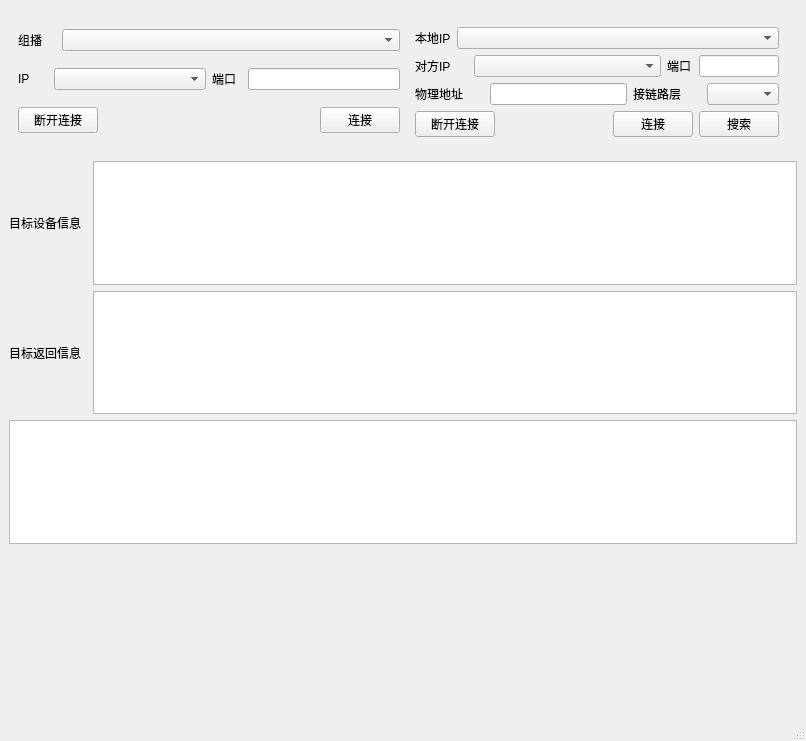
First picture: the form in mainwindow.ui, repository nex-bin/myqtKNX01, before the edit.
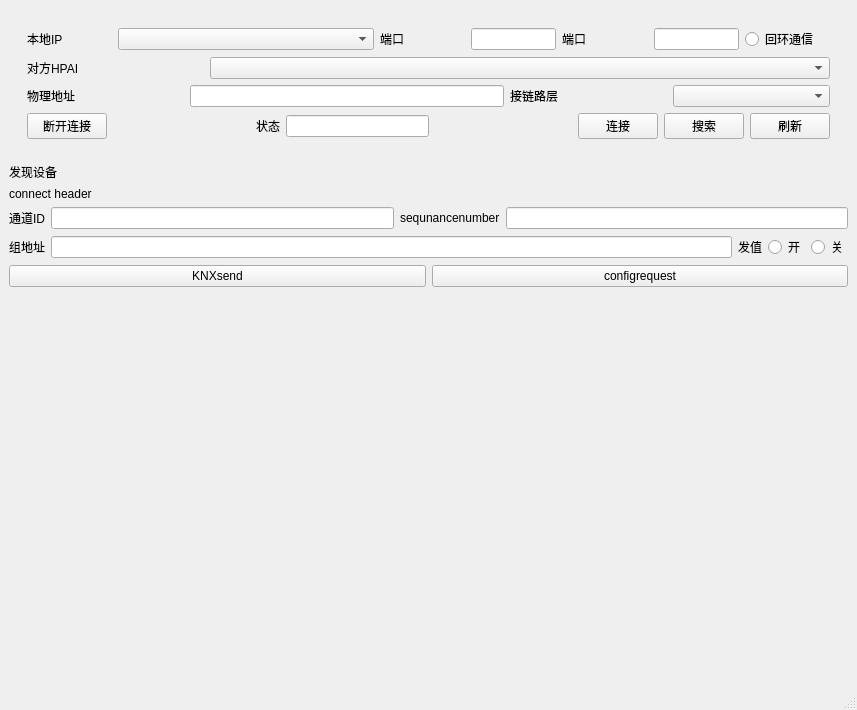
Second picture: the form after the edit.

The edit to the form file:
```diff
--- a/mainwindow.ui
+++ b/mainwindow.ui
@@ -6,16 +6,16 @@
    <rect>
     <x>0</x>
     <y>0</y>
-    <width>806</width>
-    <height>741</height>
+    <width>857</width>
+    <height>710</height>
    </rect>
   </property>
   <property name="windowTitle">
    <string>MainWindow</string>
   </property>
   <widget class="QWidget" name="centralwidget">
-   <layout class="QVBoxLayout" name="verticalLayout_4">
-    <item>
+   <layout class="QGridLayout" name="gridLayout_3">
+    <item row="0" column="0" colspan="2">
      <layout class="QVBoxLayout" name="verticalLayout">
       <item>
        <layout class="QHBoxLayout" name="horizontalLayout_4">
@@ -23,83 +23,13 @@
          <widget class="QWidget" name="widget" native="true">
           <layout class="QGridLayout" name="gridLayout_2">
            <item row="0" column="0">
-            <layout class="QGridLayout" name="gridLayout">
-             <item row="0" column="0">
-              <layout class="QHBoxLayout" name="horizontalLayout" stretch="1,9">
-               <item>
-                <widget class="QLabel" name="label_3">
-                 <property name="text">
-                  <string>组播</string>
-                 </property>
-                </widget>
-               </item>
-               <item>
-                <widget class="QComboBox" name="comboBox"/>
-               </item>
-              </layout>
-             </item>
-             <item row="1" column="0">
-              <layout class="QHBoxLayout" name="horizontalLayout_2" stretch="1,5,1,5">
-               <item>
-                <widget class="QLabel" name="label">
-                 <property name="text">
-                  <string>IP </string>
-                 </property>
-                </widget>
-               </item>
-               <item>
-                <widget class="QComboBox" name="comboBox_4"/>
-               </item>
-               <item>
-                <widget class="QLabel" name="label_2">
-                 <property name="text">
-                  <string>端口</string>
-                 </property>
-                </widget>
-               </item>
-               <item>
-                <widget class="QLineEdit" name="lineEdit_2"/>
-               </item>
-              </layout>
-             </item>
-             <item row="2" column="0">
-              <layout class="QHBoxLayout" name="horizontalLayout_3">
-               <item>
-                <widget class="QPushButton" name="pushButton_3">
-                 <property name="text">
-                  <string>断开连接</string>
-                 </property>
-                </widget>
-               </item>
-               <item>
-                <spacer name="horizontalSpacer">
-                 <property name="orientation">
-                  <enum>Qt::Orientation::Horizontal</enum>
-                 </property>
-                 <property name="sizeHint" stdset="0">
-                  <size>
-                   <width>40</width>
-                   <height>20</height>
-                  </size>
-                 </property>
-                </spacer>
-               </item>
-               <item>
-                <widget class="QPushButton" name="pushButton">
-                 <property name="text">
-                  <string>连接</string>
-                 </property>
-                </widget>
-               </item>
-              </layout>
-             </item>
-            </layout>
+            <layout class="QGridLayout" name="gridLayout"/>
            </item>
            <item row="0" column="1">
             <widget class="QWidget" name="widget_2" native="true">
              <layout class="QVBoxLayout" name="verticalLayout_3">
               <item>
-               <layout class="QHBoxLayout" name="horizontalLayout_5" stretch="1,9">
+               <layout class="QHBoxLayout" name="horizontalLayout_5" stretch="1,3,1,1,1,1,1">
                 <item>
                  <widget class="QLabel" name="label_4">
                   <property name="text">
@@ -110,19 +40,15 @@
                 <item>
                  <widget class="QComboBox" name="comboBox_2"/>
                 </item>
-               </layout>
-              </item>
-              <item>
-               <layout class="QHBoxLayout" name="horizontalLayout_6" stretch="2,7,1,3">
                 <item>
-                 <widget class="QLabel" name="label_5">
+                 <widget class="QLabel" name="label">
                   <property name="text">
-                   <string>对方IP</string>
+                   <string>端口</string>
                   </property>
                  </widget>
                 </item>
                 <item>
-                 <widget class="QComboBox" name="comboBox_3"/>
+                 <widget class="QLineEdit" name="lineEdit_2"/>
                 </item>
                 <item>
                  <widget class="QLabel" name="label_6">
@@ -134,6 +60,27 @@
                 <item>
                  <widget class="QLineEdit" name="lineEdit_4"/>
                 </item>
+                <item>
+                 <widget class="QRadioButton" name="radioButton">
+                  <property name="text">
+                   <string>回环通信</string>
+                  </property>
+                 </widget>
+                </item>
+               </layout>
+              </item>
+              <item>
+               <layout class="QHBoxLayout" name="horizontalLayout_6" stretch="2,7">
+                <item>
+                 <widget class="QLabel" name="label_5">
+                  <property name="text">
+                   <string>对方HPAI</string>
+                  </property>
+                 </widget>
+                </item>
+                <item>
+                 <widget class="QComboBox" name="comboBox_3"/>
+                </item>
                </layout>
               </item>
               <item>
@@ -182,6 +129,29 @@
                   </property>
                  </spacer>
                 </item>
+                <item>
+                 <widget class="QLabel" name="label_2">
+                  <property name="text">
+                   <string>状态</string>
+                  </property>
+                 </widget>
+                </item>
+                <item>
+                 <widget class="QLineEdit" name="lineEdit_3"/>
+                </item>
+                <item>
+                 <spacer name="horizontalSpacer">
+                  <property name="orientation">
+                   <enum>Qt::Orientation::Horizontal</enum>
+                  </property>
+                  <property name="sizeHint" stdset="0">
+                   <size>
+                    <width>40</width>
+                    <height>20</height>
+                   </size>
+                  </property>
+                 </spacer>
+                </item>
                 <item>
                  <widget class="QPushButton" name="pushButton_5">
                   <property name="text">
@@ -196,6 +166,13 @@
                   </property>
                  </widget>
                 </item>
+                <item>
+                 <widget class="QPushButton" name="pushButton">
+                  <property name="text">
+                   <string>刷新</string>
+                  </property>
+                 </widget>
+                </item>
                </layout>
               </item>
              </layout>
@@ -208,42 +185,32 @@
       </item>
      </layout>
     </item>
-    <item>
-     <layout class="QVBoxLayout" name="verticalLayout_2">
+    <item row="1" column="0">
+     <layout class="QVBoxLayout" name="verticalLayout_4">
       <item>
-       <layout class="QHBoxLayout" name="horizontalLayout_8" stretch="1,9">
-        <item>
-         <widget class="QLabel" name="label_9">
-          <property name="text">
-           <string>目标设备信息</string>
-          </property>
-         </widget>
-        </item>
-        <item>
-         <widget class="QTextEdit" name="textEdit"/>
-        </item>
-       </layout>
+       <widget class="QLabel" name="label_3">
+        <property name="text">
+         <string>发现设备</string>
+        </property>
+       </widget>
       </item>
       <item>
-       <layout class="QHBoxLayout" name="horizontalLayout_10" stretch="1,9">
-        <item>
-         <widget class="QLabel" name="label_10">
-          <property name="text">
-           <string>目标返回信息</string>
-          </property>
-         </widget>
-        </item>
-        <item>
-         <widget class="QTextEdit" name="textEdit_2"/>
-        </item>
-       </layout>
+       <layout class="QVBoxLayout" name="verticalLayout_6"/>
       </item>
+     </layout>
+    </item>
+    <item row="2" column="0" colspan="2">
+     <layout class="QVBoxLayout" name="verticalLayout_2" stretch="0,0">
       <item>
-       <widget class="QTextEdit" name="textEdit_3"/>
+       <widget class="QLabel" name="label_13">
+        <property name="text">
+         <string>connect header</string>
+        </property>
+       </widget>
       </item>
      </layout>
     </item>
-    <item>
+    <item row="4" column="0" colspan="2">
      <spacer name="verticalSpacer">
       <property name="orientation">
        <enum>Qt::Orientation::Vertical</enum>
@@ -251,11 +218,92 @@
       <property name="sizeHint" stdset="0">
        <size>
         <width>20</width>
-        <height>371</height>
+        <height>268</height>
        </size>
       </property>
      </spacer>
     </item>
+    <item row="3" column="0" colspan="2">
+     <layout class="QVBoxLayout" name="verticalLayout_5">
+      <item>
+       <layout class="QHBoxLayout" name="horizontalLayout">
+        <item>
+         <widget class="QLabel" name="label_9">
+          <property name="text">
+           <string>通道ID</string>
+          </property>
+         </widget>
+        </item>
+        <item>
+         <widget class="QLineEdit" name="lineEdit_5"/>
+        </item>
+        <item>
+         <widget class="QLabel" name="label_10">
+          <property name="text">
+           <string>sequnancenumber</string>
+          </property>
+         </widget>
+        </item>
+        <item>
+         <widget class="QLineEdit" name="lineEdit_6"/>
+        </item>
+       </layout>
+      </item>
+      <item>
+       <layout class="QHBoxLayout" name="horizontalLayout_2">
+        <item>
+         <widget class="QLabel" name="label_11">
+          <property name="text">
+           <string>组地址</string>
+          </property>
+         </widget>
+        </item>
+        <item>
+         <widget class="QLineEdit" name="lineEdit_7"/>
+        </item>
+        <item>
+         <widget class="QLabel" name="label_12">
+          <property name="text">
+           <string>发值</string>
+          </property>
+         </widget>
+        </item>
+        <item>
+         <widget class="QRadioButton" name="radioButton_2">
+          <property name="text">
+           <string>开</string>
+          </property>
+         </widget>
+        </item>
+        <item>
+         <widget class="QRadioButton" name="radioButton_3">
+          <property name="text">
+           <string>关</string>
+          </property>
+         </widget>
+        </item>
+       </layout>
+      </item>
+      <item>
+       <layout class="QHBoxLayout" name="horizontalLayout_3">
+        <item>
+         <widget class="QPushButton" name="pushButton_6">
+          <property name="text">
+           <string>KNXsend</string>
+          </property>
+         </widget>
+        </item>
+        <item>
+         <widget class="QPushButton" name="pushButton_3">
+          <property name="text">
+           <string>configrequest</string>
+          </property>
+         </widget>
+        </item>
+       </layout>
+      </item>
+     </layout>
+    </item>
    </layout>
   </widget>
   <widget class="QMenuBar" name="menubar">
```
Left out of the diff: 5 changed lines with no effect on the pictures.
